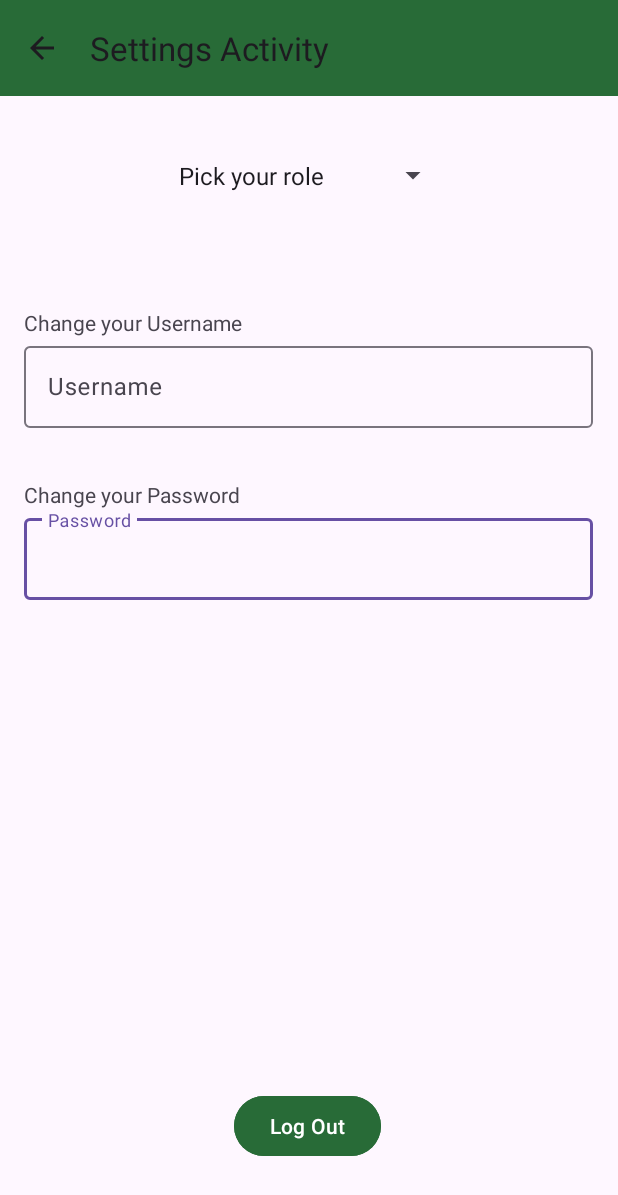
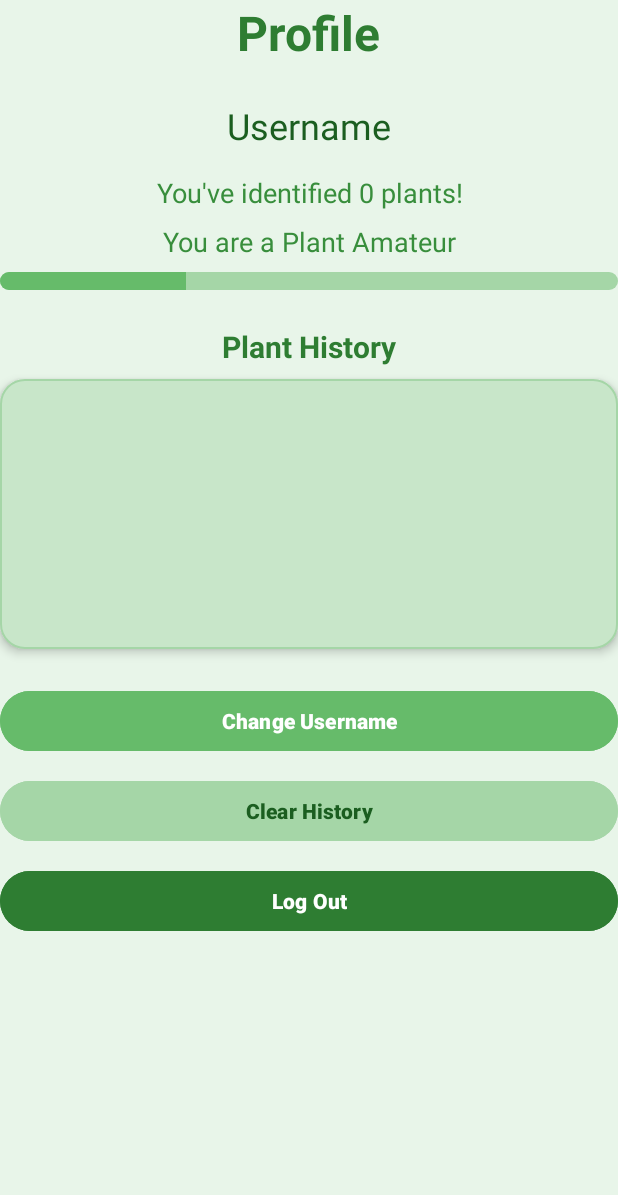
Before and after one commit to coenelec390-fall2025/plantapp, an Android app: the screen it shows after launch (SettingsActivity), on a phone screen of 412 x 824 dp. Shown: the top 1195 px of the screen. Run offline under Robolectric (Android 15) with nearby library versions, the phone set to English and light mode, and no system bars; 3 statements that could not run were skipped.

Commit message:
profile UI added (its in settings stuff)

```diff
--- a/app/src/main/java/com/example/plantapp/SettingsActivity.java
+++ b/app/src/main/java/com/example/plantapp/SettingsActivity.java
@@ -34,40 +34,8 @@ public class SettingsActivity extends AppCompatActivity {
 
         assert getSupportActionBar() != null;
         getSupportActionBar().setDisplayHomeAsUpEnabled(true);
-        getSupportActionBar().setTitle("Settings Activity");
+        getSupportActionBar().setTitle("Profile");
 
-        // --- Spinner setup ---
-        Spinner rolePicker = findViewById(R.id.RolePicker);
-
-        // Items in dropdown (first item = hint)
-        String[] roles = {"Pick your role", "Botanist", "Educator", "Farmer", "Hiker", "Florist", "Chef"};
-
-        ArrayAdapter<String> adapter = new ArrayAdapter<>(
-                this,
-                android.R.layout.simple_spinner_item,
-                roles
-        );
-        adapter.setDropDownViewResource(android.R.layout.simple_spinner_dropdown_item);
-        rolePicker.setAdapter(adapter);
-
-        // Set the default selection to the hint (position 0)
-        rolePicker.setSelection(0, false);
-
-        // Handle selections
-        rolePicker.setOnItemSelectedListener(new AdapterView.OnItemSelectedListener() {
-            @Override
-            public void onItemSelected(AdapterView<?> parent, View view, int position, long id) {
-                if (position > 0) { // Ignore the "Pick your role" item
-                    String selectedRole = parent.getItemAtPosition(position).toString();
-                    Toast.makeText(SettingsActivity.this, "Selected: " + selectedRole, Toast.LENGTH_SHORT).show();
-                }
-            }
-
-            @Override
-            public void onNothingSelected(AdapterView<?> parent) {
-                // Do nothing
-            }
-        });
     }
 
     @Override
--- /dev/null
+++ b/app/src/main/res/drawable/green_progress_bg.xml
@@ -0,0 +1,20 @@
+<?xml version="1.0" encoding="utf-8"?>
+<layer-list xmlns:android="http://schemas.android.com/apk/res/android">
+    <!-- Background track -->
+    <item android:id="@android:id/background">
+        <shape android:shape="rectangle">
+            <corners android:radius="10dp" />
+            <solid android:color="#A5D6A7" />
+        </shape>
+    </item>
+
+    <!-- Progress bar fill -->
+    <item android:id="@android:id/progress">
+        <clip>
+            <shape android:shape="rectangle">
+                <corners android:radius="10dp" />
+                <solid android:color="#66BB6A" />
+            </shape>
+        </clip>
+    </item>
+</layer-list>
--- /dev/null
+++ b/app/src/main/res/drawable/rounded_list_bg.xml
@@ -0,0 +1,22 @@
+<?xml version="1.0" encoding="utf-8"?>
+<shape xmlns:android="http://schemas.android.com/apk/res/android"
+    android:shape="rectangle">
+
+    <!-- Soft green background -->
+    <solid android:color="#C8E6C9" />
+
+    <!-- Rounded corners -->
+    <corners android:radius="16dp" />
+
+    <!-- Thin outline -->
+    <stroke
+        android:width="1dp"
+        android:color="#A5D6A7" />
+
+    <!-- Optional slight shadow effect for depth -->
+    <padding
+        android:left="4dp"
+        android:top="4dp"
+        android:right="4dp"
+        android:bottom="4dp" />
+</shape>
--- a/app/src/main/res/layout/activity_settings.xml
+++ b/app/src/main/res/layout/activity_settings.xml
@@ -1,92 +1,122 @@
 <?xml version="1.0" encoding="utf-8"?>
-<androidx.constraintlayout.widget.ConstraintLayout xmlns:android="http://schemas.android.com/apk/res/android"
-    xmlns:app="http://schemas.android.com/apk/res-auto"
+<LinearLayout
+    xmlns:android="http://schemas.android.com/apk/res/android"
     xmlns:tools="http://schemas.android.com/tools"
     android:id="@+id/main"
     android:layout_width="match_parent"
     android:layout_height="match_parent"
+    android:orientation="vertical"
+    android:gravity="center_horizontal"
+    android:padding="32dp"
+    android:background="#E8F5E9"
     tools:context=".SettingsActivity">
 
-    <com.google.android.material.textfield.TextInputLayout
-        android:id="@+id/PasswordInput"
-        android:layout_width="379dp"
-        android:layout_height="60dp"
-        android:layout_marginStart="16dp"
-        android:layout_marginTop="340dp"
-        app:layout_constraintStart_toStartOf="parent"
-        app:layout_constraintTop_toTopOf="@+id/toolbar">
+    <!-- Toolbar Title -->
+    <TextView
+        android:id="@+id/textViewTitle"
+        android:layout_width="wrap_content"
+        android:layout_height="wrap_content"
+        android:layout_marginBottom="24dp"
+        android:text="Profile"
+        android:textColor="#2E7D32"
+        android:textSize="32sp"
+        android:textStyle="bold" />
 
-        <com.google.android.material.textfield.TextInputEditText
-            android:layout_width="match_parent"
-            android:layout_height="wrap_content"
-            android:hint="Password" />
-    </com.google.android.material.textfield.TextInputLayout>
-
-    <androidx.appcompat.widget.Toolbar
-        android:id="@+id/toolbar"
+    <!-- Username Display -->
+    <TextView
+        android:id="@+id/UsernameDisplay"
         android:layout_width="match_parent"
         android:layout_height="wrap_content"
-        android:background="#286b37"
-        android:minHeight="?attr/actionBarSize"
-        android:theme="?attr/actionBarTheme"
-        app:layout_constraintStart_toStartOf="parent"
-        app:layout_constraintTop_toTopOf="parent" />
+        android:text="Username"
+        android:textAlignment="center"
+        android:textSize="24sp"
+        android:textColor="#1B5E20"
+        android:layout_marginBottom="16dp" />
+
+    <!-- Plant Stats -->
+    <TextView
+        android:id="@+id/PlantCounterText"
+        android:layout_width="match_parent"
+        android:layout_height="wrap_content"
+        android:text="You've identified 0 plants!"
+        android:textAlignment="center"
+        android:textColor="#388E3C"
+        android:textSize="18sp"
+        android:layout_marginBottom="8dp" />
+
+    <!-- Rank -->
+    <TextView
+        android:id="@+id/PlantRankingText"
+        android:layout_width="match_parent"
+        android:layout_height="wrap_content"
+        android:text="You are a Plant Amateur"
+        android:textAlignment="center"
+        android:textColor="#388E3C"
+        android:textSize="18sp"
+        android:layout_marginBottom="8dp" />
+
+    <!-- Rank Progress Bar -->
+    <ProgressBar
+        android:id="@+id/RankProgressBar"
+        style="?android:attr/progressBarStyleHorizontal"
+        android:layout_width="match_parent"
+        android:layout_height="12dp"
+        android:layout_marginBottom="24dp"
+        android:max="100"
+        android:progress="30"
+        android:progressDrawable="@drawable/green_progress_bg" />
+
+    <!-- History Section -->
+    <TextView
+        android:id="@+id/PlantHistoryTitle"
+        android:layout_width="wrap_content"
+        android:layout_height="wrap_content"
+        android:text="Plant History"
+        android:textColor="#2E7D32"
+        android:textStyle="bold"
+        android:textSize="20sp"
+        android:layout_marginBottom="8dp" />
+
+    <ListView
+        android:id="@+id/listView"
+        android:layout_width="match_parent"
+        android:layout_height="180dp"
+        android:background="@drawable/rounded_list_bg"
+        android:padding="12dp"
+        android:divider="#A5D6A7"
+        android:dividerHeight="1dp"
+        android:elevation="4dp"
+        android:scrollbars="vertical"
+        android:layout_marginBottom="24dp" />
+
+    <!-- Action Buttons -->
+    <Button
+        android:id="@+id/ChangeUsernameButton"
+        android:layout_width="match_parent"
+        android:layout_height="wrap_content"
+        android:text="Change Username"
+        android:backgroundTint="#66BB6A"
+        android:textColor="#FFFFFF"
+        android:textStyle="bold"
+        android:layout_marginBottom="12dp" />
+
+    <Button
+        android:id="@+id/ClearHistoryButton"
+        android:layout_width="match_parent"
+        android:layout_height="wrap_content"
+        android:text="Clear History"
+        android:backgroundTint="#A5D6A7"
+        android:textColor="#1B5E20"
+        android:textStyle="bold"
+        android:layout_marginBottom="12dp" />
 
     <Button
         android:id="@+id/LogoutButton"
-        android:layout_width="wrap_content"
+        android:layout_width="match_parent"
         android:layout_height="wrap_content"
-        android:layout_marginStart="156dp"
-        android:layout_marginBottom="49dp"
-        android:backgroundTint="#286b37"
         android:text="Log Out"
-        app:layout_constraintBottom_toBottomOf="parent"
-        app:layout_constraintStart_toStartOf="parent" />
+        android:backgroundTint="#2E7D32"
+        android:textColor="#FFFFFF"
+        android:textStyle="bold" />
 
-    <Spinner
-        android:id="@+id/RolePicker"
-        android:layout_width="188dp"
-        android:layout_height="34dp"
-        android:layout_marginStart="111dp"
-        android:layout_marginTop="100dp"
-        app:layout_constraintStart_toStartOf="parent"
-        app:layout_constraintTop_toTopOf="@+id/toolbar" />
-
-    <com.google.android.material.textfield.TextInputLayout
-        android:layout_width="379dp"
-        android:layout_height="60dp"
-        android:layout_marginStart="16dp"
-        android:layout_marginTop="225dp"
-        app:layout_constraintStart_toStartOf="parent"
-        app:layout_constraintTop_toTopOf="@+id/toolbar">
-
-        <com.google.android.material.textfield.TextInputEditText
-            android:id="@+id/UsernameInput"
-            android:layout_width="match_parent"
-            android:layout_height="wrap_content"
-            android:hint="Username" />
-    </com.google.android.material.textfield.TextInputLayout>
-
-    <TextView
-        android:id="@+id/UsernameChange"
-        android:layout_width="wrap_content"
-        android:layout_height="wrap_content"
-        android:layout_marginStart="16dp"
-        android:layout_marginTop="205dp"
-        android:text="Change your Username"
-        android:textSize="14sp"
-        app:layout_constraintStart_toStartOf="parent"
-        app:layout_constraintTop_toTopOf="parent" />
-
-    <TextView
-        android:id="@+id/PasswordChange"
-        android:layout_width="wrap_content"
-        android:layout_height="wrap_content"
-        android:layout_marginStart="16dp"
-        android:layout_marginTop="320dp"
-        android:text="Change your Password"
-        android:textSize="14sp"
-        app:layout_constraintStart_toStartOf="parent"
-        app:layout_constraintTop_toTopOf="parent" />
-
-</androidx.constraintlayout.widget.ConstraintLayout>
+</LinearLayout>
```
